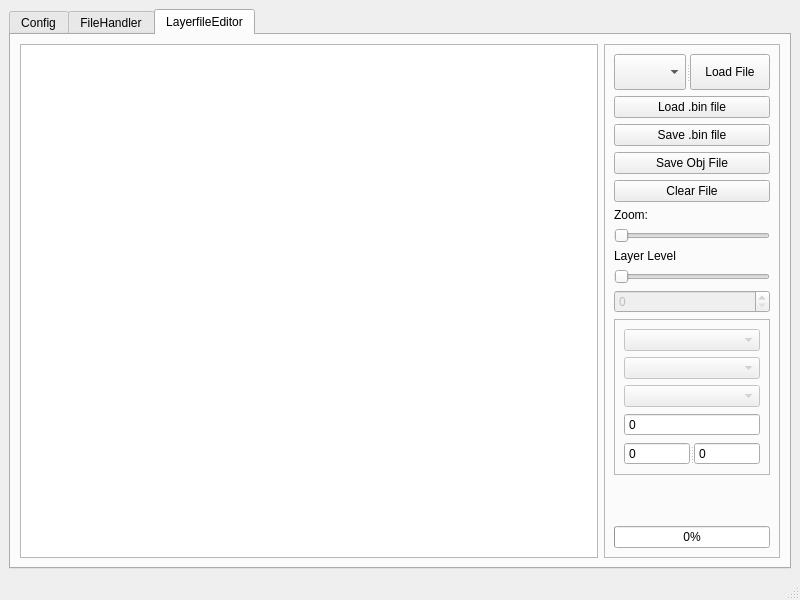
This is mainwindow.ui in Coockie1173/BomerhackerThree as Qt 5 draws it before an edit. The edited form follows.
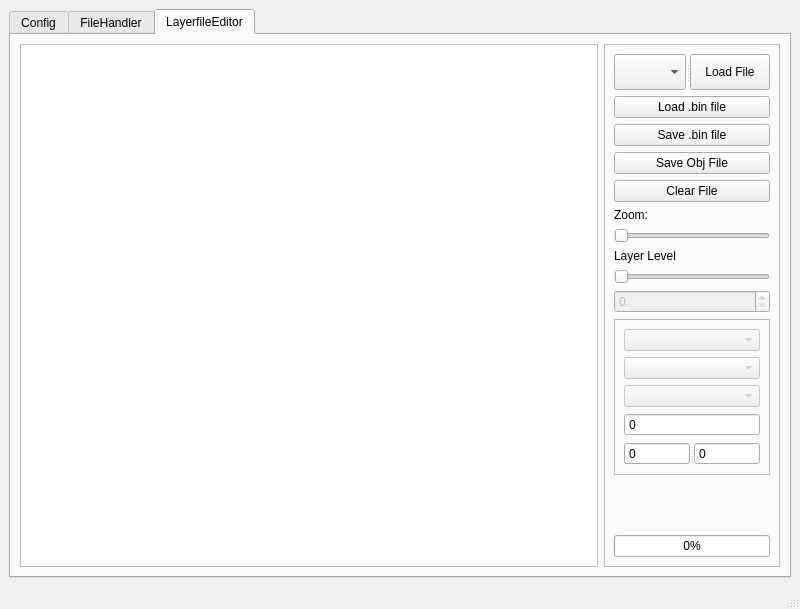
This is the edited form.

Diff of the .ui file:
```diff
--- a/mainwindow.ui
+++ b/mainwindow.ui
@@ -7,7 +7,7 @@
     <x>0</x>
     <y>0</y>
     <width>800</width>
-    <height>600</height>
+    <height>609</height>
    </rect>
   </property>
   <property name="windowTitle">
```
